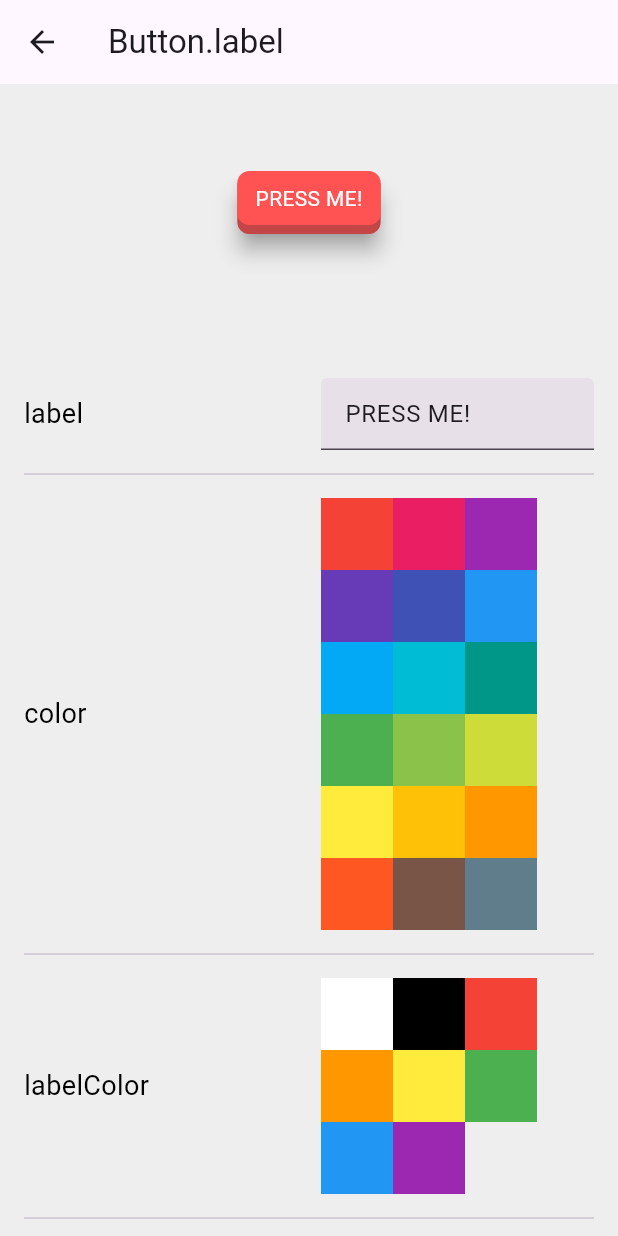
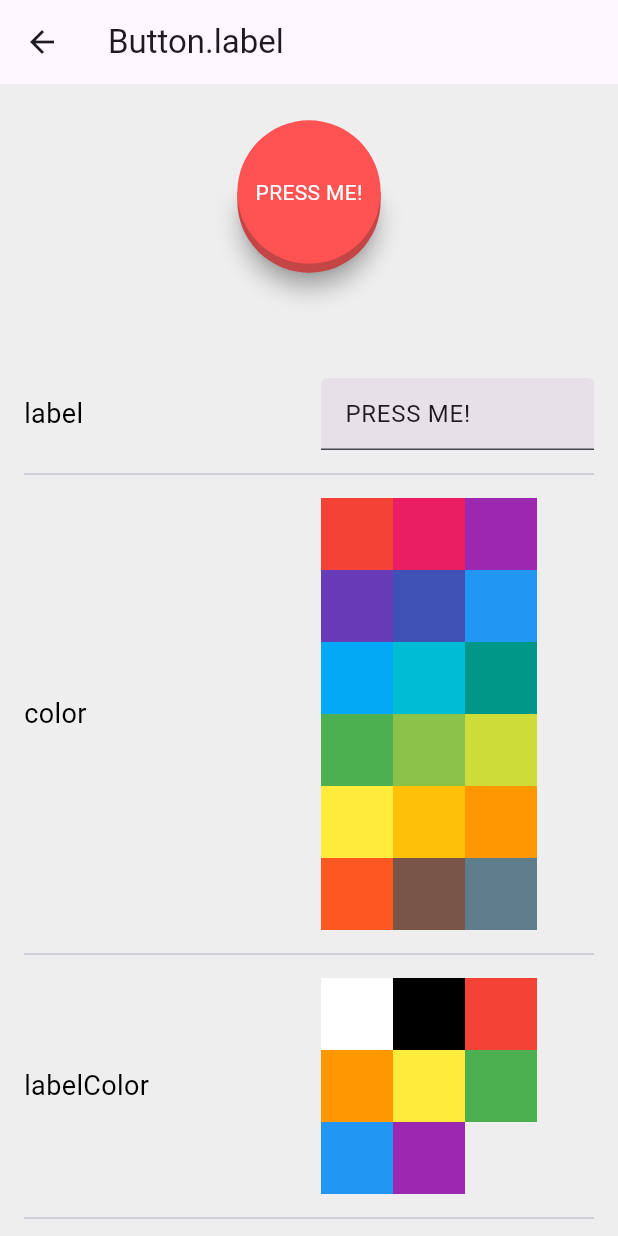
Before and after one commit to mivoligo/miv_buttons, a Flutter app: the screen it shows after launch, after a tap on "PRESS ME!", on a phone screen of 412 x 824 dp. Run offline on Flutter 3.47's test engine with Material 3 defaults, Android fonts, the phone set to English and light mode, and no system bars.

Commit message:
feat: add painter for circle-shaped buttons

```diff
--- a/lib/src/button.dart
+++ b/lib/src/button.dart
@@ -1,3 +1,5 @@
+import 'dart:math';
+
 import 'package:flutter/widgets.dart';
 import 'package:miv_buttons/src/defaults.dart';
 
@@ -555,31 +557,74 @@ class _ButtonState extends State<Button> {
         enabled: !isDisabled,
         label: widget.semanticLabel,
         excludeSemantics: widget.excludeSemantics ?? kExcludeSemantics,
-        child: CustomPaint(
-          painter: _ButtonPainter(
-            borderRadius: widget.borderRadius ?? kBorderRadius,
+        child: _RoundButton(
             elevation: widget.elevation,
             pressedElevation: widget.pressedElevation,
             color: widget.color,
             isPressed: isPressed,
-          ),
-          child: Padding(
-            padding: EdgeInsets.symmetric(
-                  horizontal: widget.horizontalPadding ?? kHorizontalPadding,
-                  vertical: widget.verticalPadding ?? kVerticalPadding,
-                ) +
-                EdgeInsets.only(
-                  bottom:
-                      isPressed ? widget.pressedElevation : widget.elevation,
-                ) +
-                EdgeInsets.only(
-                  top: isPressed
-                      ? widget.elevation - widget.pressedElevation
-                      : 0,
-                ),
-            child: widget.child,
-          ),
-        ),
+            padding: widget.horizontalPadding ?? 8,
+            child: widget.child),
+        // child: CustomPaint(
+        //   painter: _ButtonPainter(
+        //     borderRadius: widget.borderRadius ?? kBorderRadius,
+        //     elevation: widget.elevation,
+        //     pressedElevation: widget.pressedElevation,
+        //     color: widget.color,
+        //     isPressed: isPressed,
+        //   ),
+        //   child: Padding(
+        //     padding: EdgeInsets.symmetric(
+        //           horizontal: widget.horizontalPadding ?? kHorizontalPadding,
+        //           vertical: widget.verticalPadding ?? kVerticalPadding,
+        //         ) +
+        //         EdgeInsets.only(
+        //           bottom:
+        //               isPressed ? widget.pressedElevation : widget.elevation,
+        //         ) +
+        //         EdgeInsets.only(
+        //           top: isPressed
+        //               ? widget.elevation - widget.pressedElevation
+        //               : 0,
+        //         ),
+        //     child: widget.child,
+        //   ),
+        // ),
+      ),
+    );
+  }
+}
+
+class _RoundButton extends StatelessWidget {
+  const _RoundButton({
+    required this.elevation,
+    required this.pressedElevation,
+    required this.color,
+    required this.isPressed,
+    required this.padding,
+    required this.child,
+  });
+
+  final double elevation;
+  final double pressedElevation;
+  final Color color;
+  final bool isPressed;
+  final double padding;
+  final Widget child;
+
+  @override
+  Widget build(BuildContext context) {
+    return CustomPaint(
+      painter: _RoundButtonPainter(
+        elevation: elevation,
+        pressedElevation: pressedElevation,
+        color: color,
+        isPressed: isPressed,
+      ),
+      child: Padding(
+        padding: EdgeInsets.all(padding) +
+            EdgeInsets.only(bottom: isPressed ? pressedElevation : elevation) +
+            EdgeInsets.only(top: isPressed ? elevation - pressedElevation : 0),
+        child: child,
       ),
     );
   }
@@ -658,3 +703,77 @@ class _ButtonPainter extends CustomPainter {
         oldDelegate.pressedElevation != pressedElevation;
   }
 }
+
+class _RoundButtonPainter extends CustomPainter {
+  _RoundButtonPainter({
+    required this.elevation,
+    required this.pressedElevation,
+    required this.color,
+    required this.isPressed,
+  });
+
+  final double elevation;
+  final double pressedElevation;
+  final Color color;
+  final bool isPressed;
+
+  @override
+  void paint(Canvas canvas, Size size) {
+    const sideDarkerColor = Color(0x45222222);
+    const shadowColor = kShadowColor;
+
+    final surfaceRect = Rect.fromCenter(
+      center: Offset(
+        size.width / 2,
+        isPressed
+            ? (size.height + elevation) / 2 - pressedElevation
+            : (size.height - elevation) / 2,
+      ),
+      width: max(size.height - elevation, size.width),
+      height: max(size.height - elevation, size.width),
+    );
+
+    final sidePath = Path()
+      ..moveTo(surfaceRect.centerLeft.dx, surfaceRect.centerLeft.dy)
+      ..lineTo(surfaceRect.centerRight.dx, surfaceRect.centerRight.dy)
+      ..lineTo(
+        surfaceRect.centerRight.dx,
+        surfaceRect.centerRight.dy + (isPressed ? pressedElevation : elevation),
+      )
+      ..arcToPoint(
+        Offset(
+          surfaceRect.centerLeft.dx,
+          surfaceRect.centerLeft.dy +
+              (isPressed ? pressedElevation : elevation),
+        ),
+        radius: Radius.circular((size.longestSide - elevation) / 2),
+      );
+
+    final shadowPath = Path()..addPath(sidePath, Offset.zero);
+
+    final surfacePaint = Paint()..color = color;
+    final sidePaint = Paint()..color = sideDarkerColor;
+
+    if (isPressed && pressedElevation > 0 || !isPressed && elevation > 0) {
+      canvas.drawShadow(
+        shadowPath,
+        shadowColor,
+        isPressed ? pressedElevation : elevation,
+        true,
+      );
+
+      canvas.drawPath(sidePath, surfacePaint);
+      canvas.drawPath(sidePath, sidePaint);
+    }
+
+    canvas.drawOval(surfaceRect, surfacePaint);
+  }
+
+  @override
+  bool shouldRepaint(covariant _RoundButtonPainter oldDelegate) {
+    return oldDelegate.isPressed != isPressed ||
+        oldDelegate.color != color ||
+        oldDelegate.elevation != elevation ||
+        oldDelegate.pressedElevation != pressedElevation;
+  }
+}
```
